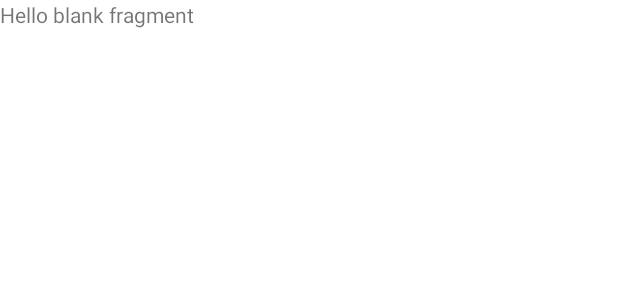
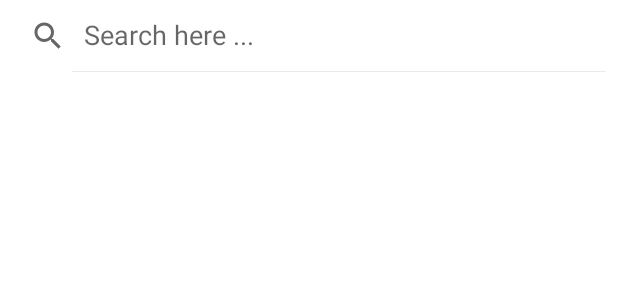
Before and after one commit to Dqlinh0802/LTDD_CS81_Nhom7, an Android app: the layout fragment_search.xml on its own in the app's theme, with its tools: preview values and no code run, on a phone screen of 412 x 824 dp. Shown: the top 300 px of the screen. Run offline under Robolectric (Android 15) with nearby library versions, the phone set to English and light mode, and no system bars.

Commit message:
update search va fix toolbar

```diff
--- a/Hidebook/app/build.gradle
+++ b/Hidebook/app/build.gradle
@@ -58,7 +58,6 @@ dependencies {
     implementation 'com.google.android.gms:play-services-auth:19.0.0'
 
 
-
     //Bảo
     //Add frag - cắt ảnh
     api 'com.theartofdev.edmodo:android-image-cropper:2.8.0'
--- a/Hidebook/app/src/main/AndroidManifest.xml
+++ b/Hidebook/app/src/main/AndroidManifest.xml
@@ -8,6 +8,7 @@
     <uses-permission android:name="android.permission.INTERNET"/>
 
     <application
+
         android:allowBackup="true"
         android:icon="@drawable/logo"
         android:label="@string/app_name"
@@ -16,7 +17,7 @@
         <activity android:name=".ReplacerActivity"/>
         <activity android:name=".SplashActivity">
             <intent-filter>
-                <action android:name="android.intent.action.MAIN" />
+                <action android:name="android.intent.action.MAIN" android:theme="@style/Theme.AppCompat.Light.NoActionBar"/>
 
                 <category android:name="android.intent.category.LAUNCHER" />
             </intent-filter>
@@ -36,4 +37,5 @@
 
     </application>
 
+
 </manifest>
--- a/Hidebook/app/src/main/java/com/example/hidebook/ReplacerActivity.java
+++ b/Hidebook/app/src/main/java/com/example/hidebook/ReplacerActivity.java
@@ -21,7 +21,7 @@ public class ReplacerActivity extends AppCompatActivity {
         super.onCreate(savedInstanceState);
         setContentView(R.layout.activity_replacer);
         // hide the title bar
-        getSupportActionBar().hide();
+        //getSupportActionBar().hide();
         //Set full screen
         getWindow().setFlags(WindowManager.LayoutParams.FLAG_FULLSCREEN, WindowManager.LayoutParams.FLAG_FULLSCREEN);
 
--- a/Hidebook/app/src/main/java/com/example/hidebook/SplashActivity.java
+++ b/Hidebook/app/src/main/java/com/example/hidebook/SplashActivity.java
@@ -42,7 +42,7 @@ public class SplashActivity extends AppCompatActivity {
 
 
         // hide the title bar
-        getSupportActionBar().hide();
+        //getSupportActionBar().hide();
         //Set full screen
         getWindow().setFlags(WindowManager.LayoutParams.FLAG_FULLSCREEN, WindowManager.LayoutParams.FLAG_FULLSCREEN);
         //Initialize object animator
--- a/Hidebook/app/src/main/java/com/example/hidebook/fragment/SignInFragment.java
+++ b/Hidebook/app/src/main/java/com/example/hidebook/fragment/SignInFragment.java
@@ -29,6 +29,7 @@ import com.google.firebase.auth.AuthResult;
 import com.google.firebase.auth.FirebaseAuth;
 import com.google.firebase.auth.FirebaseUser;
 import com.google.firebase.auth.GoogleAuthProvider;
+import com.google.firebase.auth.UserProfileChangeRequest;
 import com.google.firebase.firestore.FirebaseFirestore;
 
 import java.util.HashMap;
@@ -128,6 +129,8 @@ public class SignInFragment extends Fragment {
                                 if (task.isSuccessful()){
 
                                     FirebaseUser user = auth.getCurrentUser();
+
+
                                     if (!user.isEmailVerified()){
                                         Toast.makeText(getContext(), "Please verify your email", Toast.LENGTH_SHORT).show();
                                     }
--- a/Hidebook/app/src/main/res/layout-v21/activity_main.xml
+++ b/Hidebook/app/src/main/res/layout-v21/activity_main.xml
@@ -5,11 +5,13 @@
     android:layout_width="match_parent"
     android:layout_height="match_parent"
     android:fitsSystemWindows="true"
+    android:windowSoftInputMode="adjustResize"
     tools:context=".MainActivity"
    >
 
     <androidx.appcompat.widget.Toolbar
         android:id="@+id/toolbar"
+
         android:layout_width="match_parent"
         android:layout_height="?attr/actionBarSize"
         android:layout_alignParentTop="true"
--- a/Hidebook/app/src/main/res/layout/fragment_search.xml
+++ b/Hidebook/app/src/main/res/layout/fragment_search.xml
@@ -1,14 +1,24 @@
 <?xml version="1.0" encoding="utf-8"?>
-<FrameLayout xmlns:android="http://schemas.android.com/apk/res/android"
+<RelativeLayout xmlns:android="http://schemas.android.com/apk/res/android"
     xmlns:tools="http://schemas.android.com/tools"
+    xmlns:app="http://schemas.android.com/apk/res-auto"
     android:layout_width="match_parent"
     android:layout_height="match_parent"
     tools:context=".fragment.Search">
 
     <!-- TODO: Update blank fragment layout -->
-    <TextView
+    <androidx.appcompat.widget.SearchView
+        android:id="@+id/searchView"
+        android:layout_width="match_parent"
+        android:layout_height="wrap_content"
+        app:iconifiedByDefault="false"
+        app:queryHint="Search here ..."/>
+
+    <androidx.recyclerview.widget.RecyclerView
         android:layout_width="match_parent"
         android:layout_height="match_parent"
-        android:text="@string/hello_blank_fragment" />
+        android:layout_below="@+id/searchView"
+        android:layout_marginTop="18dp"/>
 
-</FrameLayout>
+
+</RelativeLayout>
--- a/Hidebook/app/src/main/res/layout/home_items.xml
+++ b/Hidebook/app/src/main/res/layout/home_items.xml
@@ -57,12 +57,13 @@
             android:layout_height="wrap_content"
             android:layout_margin="8dp"
             android:background="@drawable/ic_comment"/>
+
         <ImageButton
             android:id="@+id/btn_share"
             android:layout_width="wrap_content"
             android:layout_height="wrap_content"
             android:layout_margin="8dp"
-            android:background="@drawable/ic_share"/>
+            android:background="@drawable/ic_share" />
     </LinearLayout>
 
     <TextView
--- /dev/null
+++ b/Hidebook/app/src/main/res/values-night-v23/themes.xml
@@ -0,0 +1,18 @@
+<?xml version="1.0" encoding="utf-8"?>
+<resources xmlns:tools="http://schemas.android.com/tools">
+
+    <style name="Theme.Hidebook" parent="Theme.MaterialComponents.DayNight.NoActionBar">
+        <!-- Primary brand color. -->
+        <item name="colorPrimary">@color/purple_200</item>
+        <item name="colorPrimaryVariant">@color/purple_700</item>
+        <item name="colorOnPrimary">@color/black</item>
+        <!-- Secondary brand color. -->
+        <item name="colorSecondary">@color/teal_200</item>
+        <item name="colorSecondaryVariant">@color/teal_200</item>
+        <item name="colorOnSecondary">@color/black</item>
+        <!-- Status bar color. -->
+        <item name="android:statusBarColor" tools:targetApi="l">?attr/colorPrimaryVariant</item>
+        <!-- Customize your theme here. -->
+        <item name="android:windowLightStatusBar">true</item>
+    </style>
+</resources>
--- /dev/null
+++ b/Hidebook/app/src/main/res/values-v23/themes.xml
@@ -0,0 +1,18 @@
+<?xml version="1.0" encoding="utf-8"?>
+<resources xmlns:tools="http://schemas.android.com/tools">
+
+    <style name="Theme.Hidebook" parent="Theme.MaterialComponents.DayNight.NoActionBar">
+        <!-- Primary brand color. -->
+        <item name="colorPrimary">@color/purple_500</item>
+        <item name="colorPrimaryVariant">@color/purple_700</item>
+        <item name="colorOnPrimary">@color/white</item>
+        <!-- Secondary brand color. -->
+        <item name="colorSecondary">@color/teal_200</item>
+        <item name="colorSecondaryVariant">@color/teal_700</item>
+        <item name="colorOnSecondary">@color/black</item>
+        <!-- Status bar color. -->
+        <item name="android:statusBarColor" tools:targetApi="l">?attr/colorPrimaryVariant</item>
+        <!-- Customize your theme here. -->
+        <item name="android:windowLightStatusBar">true</item>
+    </style>
+</resources>
--- a/Hidebook/app/src/main/res/values/themes.xml
+++ b/Hidebook/app/src/main/res/values/themes.xml
@@ -1,6 +1,6 @@
 <resources xmlns:tools="http://schemas.android.com/tools">
     <!-- Base application theme. -->
-    <style name="Theme.Hidebook" parent="Theme.MaterialComponents.DayNight.DarkActionBar">
+    <style name="Theme.Hidebook" parent="Theme.MaterialComponents.DayNight.NoActionBar">
         <!-- Primary brand color. -->
         <item name="colorPrimary">@color/purple_500</item>
         <item name="colorPrimaryVariant">@color/purple_700</item>
@@ -12,5 +12,6 @@
         <!-- Status bar color. -->
         <item name="android:statusBarColor" tools:targetApi="l">?attr/colorPrimaryVariant</item>
         <!-- Customize your theme here. -->
+
     </style>
 </resources>
```
Also changed, not shown: Hidebook/app/src/main/java/com/example/hidebook/MainActivity.java (+5 -3 lines), Hidebook/app/src/main/java/com/example/hidebook/adapter/UserAdapter.java (added, +79 -0 lines), Hidebook/app/src/main/java/com/example/hidebook/fragment/Home.java (+39 -4 lines), Hidebook/app/src/main/java/com/example/hidebook/fragment/Profile.java (+5 -5 lines), Hidebook/app/src/main/java/com/example/hidebook/fragment/Search.java (+132 -38 lines), Hidebook/app/src/main/java/com/example/hidebook/model/Users.java (added, +57 -0 lines), Hidebook/app/src/main/res/layout/user_items.xml (added, +35 -0 lines), 1 other file.
